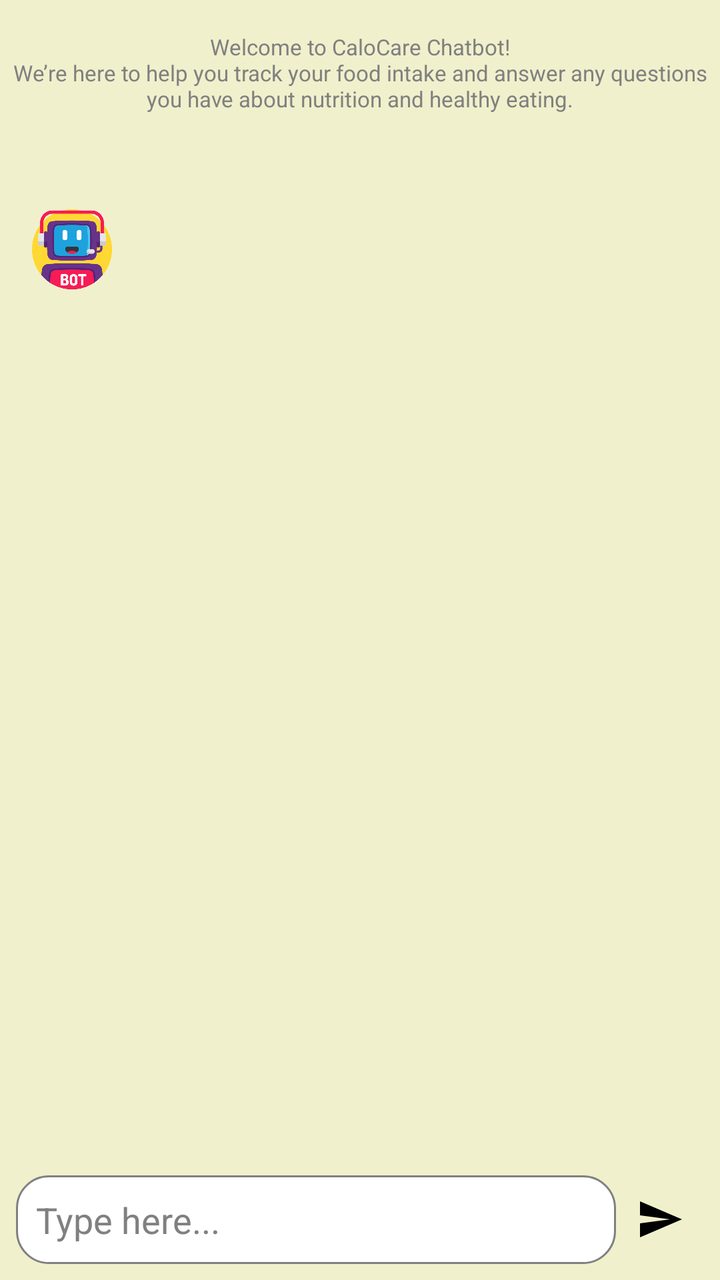
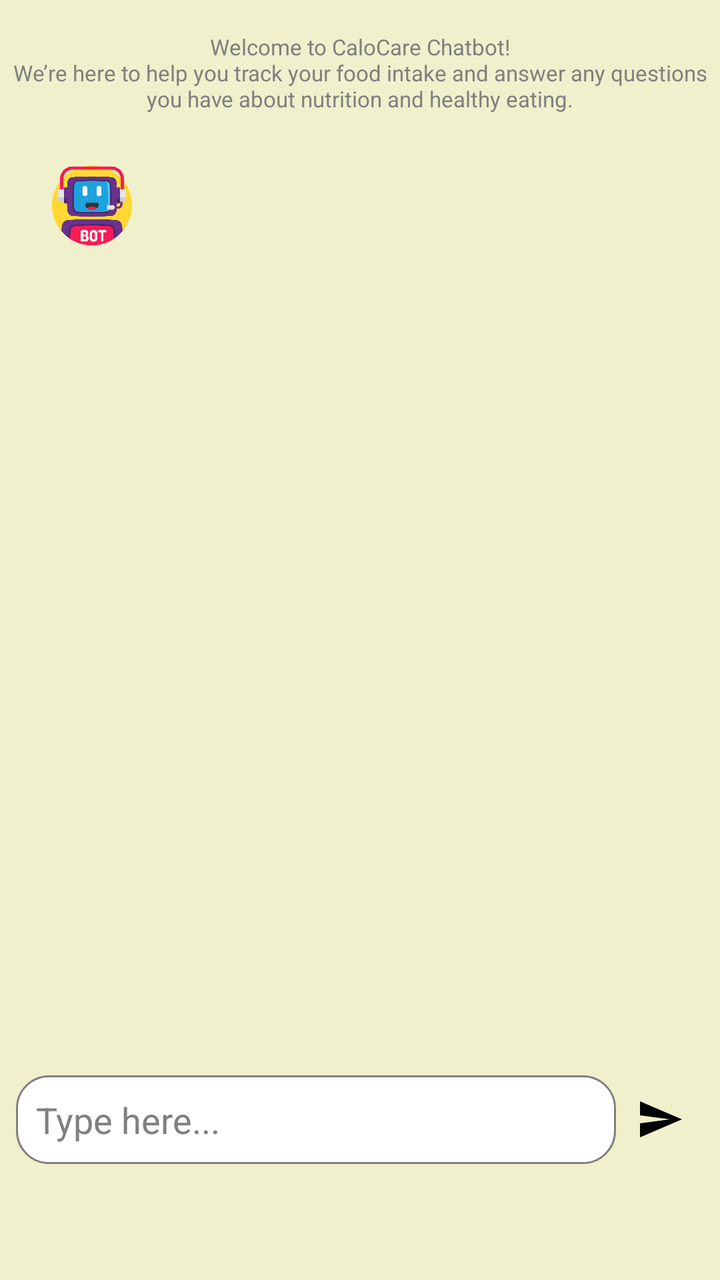

Screens rendered from an Android XML layout before and after an edit, with the pre-edit source and the edit as a unified diff.
<!-- AndroidManifest.xml: application theme Theme.CaloCare -->
<!-- res/layout/fragment_chatbot.xml -->
<?xml version="1.0" encoding="utf-8"?>
<androidx.constraintlayout.widget.ConstraintLayout xmlns:android="http://schemas.android.com/apk/res/android"
    xmlns:app="http://schemas.android.com/apk/res-auto"
    xmlns:tools="http://schemas.android.com/tools"
    android:layout_width="match_parent"
    android:layout_height="match_parent"
    android:background="@color/lemon_chiffon"
    tools:context=".ui.chatbot.ChatbotFragment">

    <ImageView
        android:id="@+id/bot_logo"
        android:layout_width="40dp"
        android:layout_height="40dp"
        android:layout_marginTop="32dp"
        android:src="@drawable/bot"
        app:layout_constraintBottom_toBottomOf="0dp"
        app:layout_constraintEnd_toEndOf="0dp"
        app:layout_constraintStart_toStartOf="@+id/chat_scroll_view"
        app:layout_constraintTop_toTopOf="@+id/chat_scroll_view" />

    <TextView
        android:id="@+id/text_chatbot_welcome"
        android:layout_width="wrap_content"
        android:layout_height="wrap_content"
        android:layout_margin="16dp"
        android:text="@string/opening_chatbot"
        android:textAlignment="center"
        android:textColor="@color/gray"
        android:textSize="11sp"
        app:layout_constraintTop_toTopOf="parent"
        app:layout_constraintStart_toStartOf="parent"
        app:layout_constraintEnd_toEndOf="parent" />

    <ScrollView
        android:id="@+id/chat_scroll_view"
        android:layout_width="0dp"
        android:layout_height="0dp"
        android:layout_margin="16dp"
        app:layout_constraintBottom_toTopOf="@id/input_container"
        app:layout_constraintEnd_toEndOf="parent"
        app:layout_constraintStart_toStartOf="parent"
        app:layout_constraintTop_toBottomOf="@id/text_chatbot_welcome"
        app:layout_constraintVertical_bias="1.0">

        <LinearLayout
            android:id="@+id/chat_container"
            android:layout_width="match_parent"
            android:layout_height="wrap_content"
            android:orientation="vertical" />
    </ScrollView>

    <LinearLayout
        android:id="@+id/input_container"
        android:layout_width="0dp"
        android:layout_height="wrap_content"
        android:orientation="horizontal"
        android:padding="8dp"
        app:layout_constraintBottom_toBottomOf="parent"
        app:layout_constraintStart_toStartOf="parent"
        app:layout_constraintEnd_toEndOf="parent">

        <EditText
            android:id="@+id/edit_text_message"
            android:layout_width="0dp"
            android:layout_height="wrap_content"
            android:layout_weight="1"
            android:hint="@string/typing"
            android:background="@drawable/rounded_edittext_background"
            android:padding="10dp"
            android:textColor="@color/black"
            android:textColorHint="@color/gray" />

        <ImageButton
            android:id="@+id/button_send"
            android:layout_width="wrap_content"
            android:layout_height="wrap_content"
            android:background="?attr/selectableItemBackgroundBorderless"
            android:padding="10dp"
            android:src="@drawable/ic_send_24"
            app:tint="@color/black" />
    </LinearLayout>

</androidx.constraintlayout.widget.ConstraintLayout>
<!-- resources referenced by this layout -->
<resources>
  <color name="black">#FF000000</color>
  <color name="gray">#808080</color>
  <color name="lemon_chiffon">#F1F0CC</color>
  <!-- drawable bot: png bitmap (drawable, 39165 bytes) -->
  <!-- drawable ic_send_24 (drawable) -->
  <vector xmlns:android="http://schemas.android.com/apk/res/android" android:autoMirrored="true" android:height="24dp" android:tint="#000000" android:viewportHeight="24" android:viewportWidth="24" android:width="24dp">
        
      <path android:fillColor="@android:color/white" android:pathData="M2.01,21L23,12 2.01,3 2,10l15,2 -15,2z"/>
      
  </vector>
  <!-- drawable rounded_edittext_background (drawable) -->
  <?xml version="1.0" encoding="utf-8"?>
  <shape xmlns:android="http://schemas.android.com/apk/res/android">
      <solid android:color="@color/white" />
      <corners android:radius="16dp" />
      <stroke
          android:width="1dp"
          android:color="@color/gray" />
  </shape>
  <string name="opening_chatbot">Welcome to CaloCare Chatbot!\nWe’re here to help you track your food intake and answer any questions you have about nutrition and healthy eating.</string>
  <string name="typing">Type here...</string>
  <style name="Theme.CaloCare" parent="Theme.MaterialComponents.DayNight.DarkActionBar">
          
          <item name="colorPrimary">@color/lemon_chiffon</item>
          <item name="colorPrimaryVariant">@color/tumbleweed</item>
          <item name="colorOnPrimary">@color/white</item>
  
          
          <item name="colorSecondary">@color/teal_200</item>
          <item name="colorSecondaryVariant">@color/teal_700</item>
          <item name="colorOnSecondary">@color/black</item>
  
          
          <item name="android:statusBarColor">?attr/colorPrimary</item>
  
          
          <item name="actionBarTheme">@style/MyActionBar</item>
  
      </style>
  <color name="white">#FFFFFFFF</color>
  <color name="tumbleweed">#E8A87C</color>
  <color name="teal_200">#FF03DAC5</color>
  <color name="teal_700">#FF018786</color>
  <style name="MyActionBar" parent="Widget.AppCompat.ActionBar.Solid">
          <item name="android:titleTextColor">@color/black</item>
          <item name="background">@color/lemon_chiffon</item>
      </style>
</resources>

<!-- the commit's change to res/layout/fragment_chatbot.xml (unified diff, before → after) -->
@@ -11,10 +11,9 @@
         android:id="@+id/bot_logo"
         android:layout_width="40dp"
         android:layout_height="40dp"
-        android:layout_marginTop="32dp"
         android:src="@drawable/bot"
-        app:layout_constraintBottom_toBottomOf="0dp"
-        app:layout_constraintEnd_toEndOf="0dp"
+        android:layout_marginTop="10dp"
+        android:layout_marginStart="10dp"
         app:layout_constraintStart_toStartOf="@+id/chat_scroll_view"
         app:layout_constraintTop_toTopOf="@+id/chat_scroll_view" />
 
@@ -55,6 +54,7 @@
         android:layout_height="wrap_content"
         android:orientation="horizontal"
         android:padding="8dp"
+        android:layout_marginBottom="50dp"
         app:layout_constraintBottom_toBottomOf="parent"
         app:layout_constraintStart_toStartOf="parent"
         app:layout_constraintEnd_toEndOf="parent">
